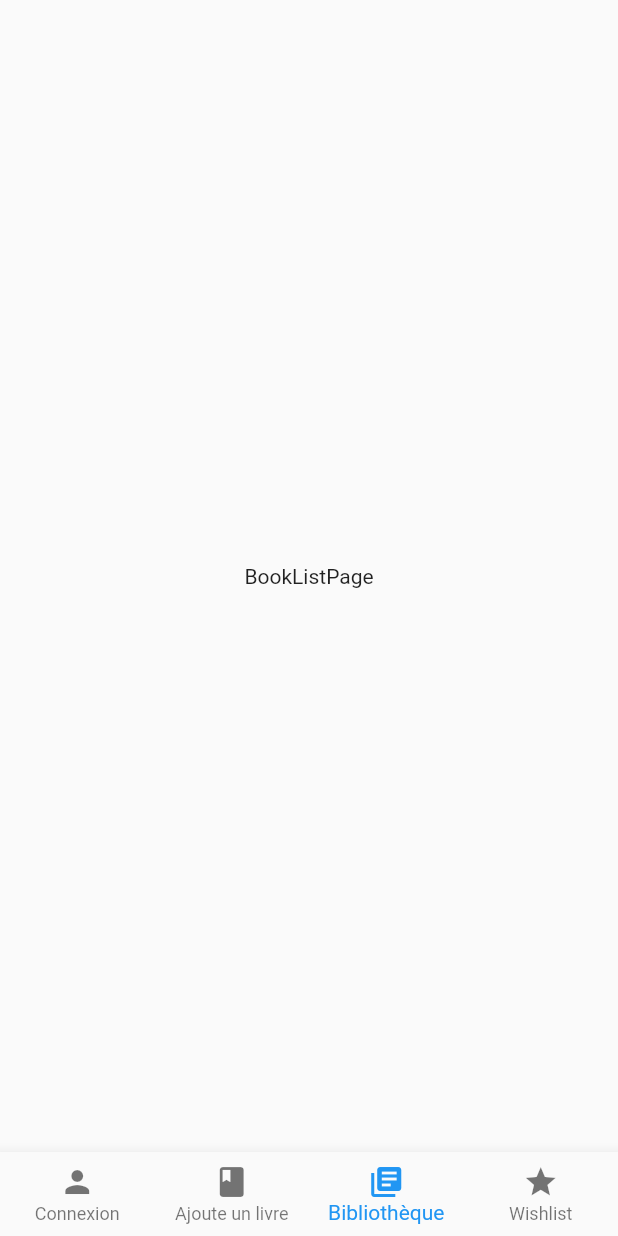
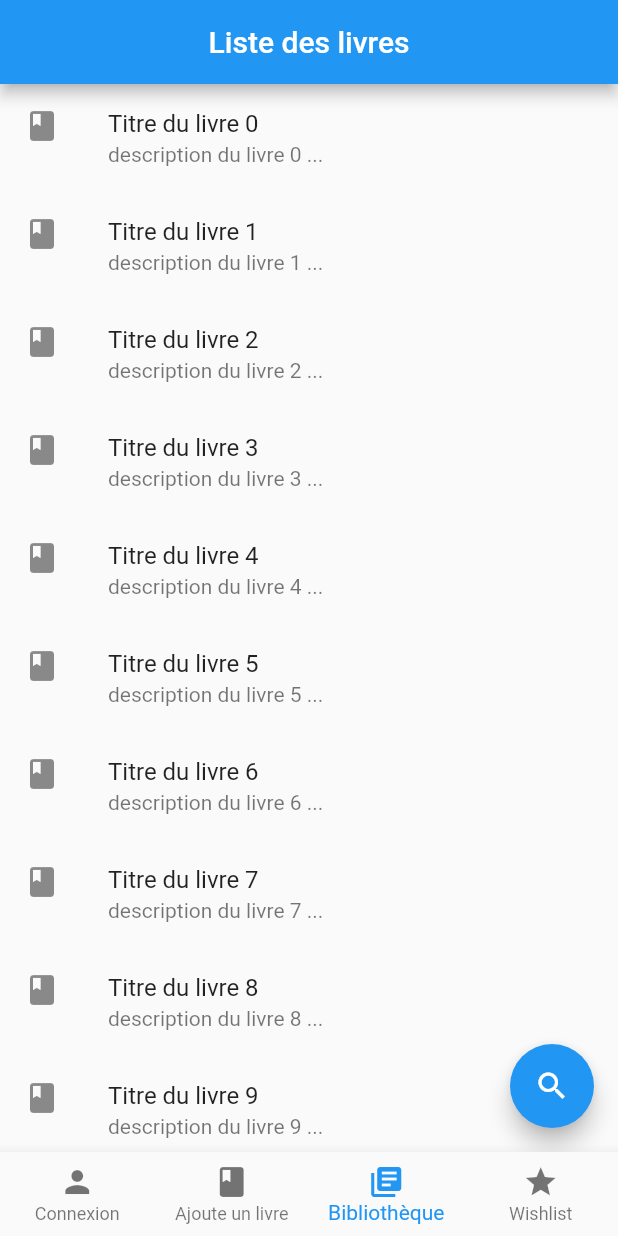
Before and after one commit to alexandrecai/ProjetFlutter, a Flutter app: the screen it shows after launch, item 3 of the bottom bar chosen, on a phone screen of 412 x 824 dp. Run offline on Flutter 3.47's test engine with Material 2 defaults, Android fonts, the phone set to English and light mode, and no system bars.

Commit message:
bibliothèque

```diff
--- a/lib/Pages/BookListPage.dart
+++ b/lib/Pages/BookListPage.dart
@@ -1,18 +1,36 @@
 import 'package:flutter/material.dart';
+import 'package:projetflutter/Pages/BookDetailsPage.dart';
 
-class BookListPage extends StatelessWidget{
+class BookListPage extends StatefulWidget {
   const BookListPage({super.key});
 
   @override
-  Widget build(BuildContext context) {
-    return const Scaffold(
-      body: Center(
-        child: Text("BookListPage",
-        ),
-      ),
-    );
-    // TODO: implement build
-    throw UnimplementedError();
-  }
+  State<BookListPage> createState() => _BookListPageState();
+}
+
+  class _BookListPageState extends State<BookListPage> {
+  @override
+  Widget build(BuildContext context) => Scaffold(
+  appBar: AppBar(
+    title: new Center(child: new Text("Liste des livres", textAlign: TextAlign.center)),
+
+  ),
+  floatingActionButton: FloatingActionButton(
+  child: const Icon(Icons.search),
+  onPressed: () {
+  Navigator.push(context,
+  MaterialPageRoute(builder: (_) => const BookDetailsPage()));
+  },
+  ),
+  body: ListView.builder(
+  itemCount: 20,
+  itemBuilder: (context, i) => ListTile(
+  leading: const Icon(Icons.book),
+  title: Text("Titre du livre $i"),
+  subtitle: Text("description du livre $i ..."),
+  onTap: () {},
+  ),
+  ),
+  );
 
 }
```
Also changed, not shown: lib/Pages/BookDetailsPage.dart (added, +22 -0 lines).
